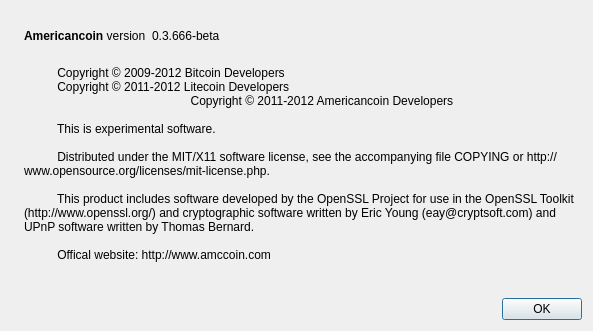
Qt form src/qt/forms/aboutdialog.ui (jcomeauictx/AmericanCoin) before a commit.
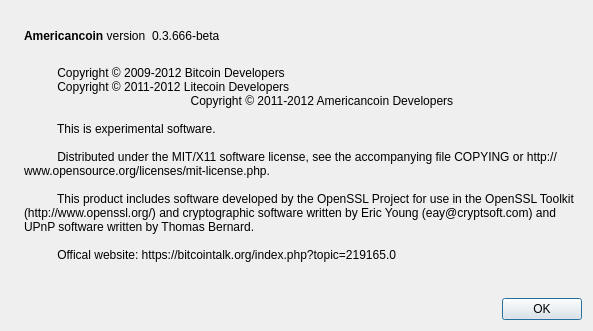
The same form after that commit. Icons and pictures are not drawn.

Commit message: Real web

```diff
--- a/src/qt/forms/aboutdialog.ui
+++ b/src/qt/forms/aboutdialog.ui
@@ -105,7 +105,7 @@
 
           This product includes software developed by the OpenSSL Project for use in the OpenSSL Toolkit (http://www.openssl.org/) and cryptographic software written by Eric Young (eay@cryptsoft.com) and UPnP software written by Thomas Bernard.
 
-          Offical website: http://www.amccoin.com
+          Offical website: https://bitcointalk.org/index.php?topic=219165.0
         </string>
        </property>
        <property name="wordWrap">
```
